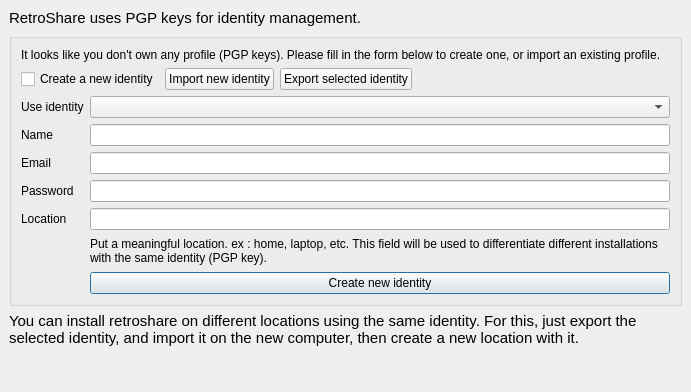
Before: the Qt Designer form retroshare-gui/src/gui/GenCertDialog.ui in RetroShare/RetroShare, drawn with Qt 5.
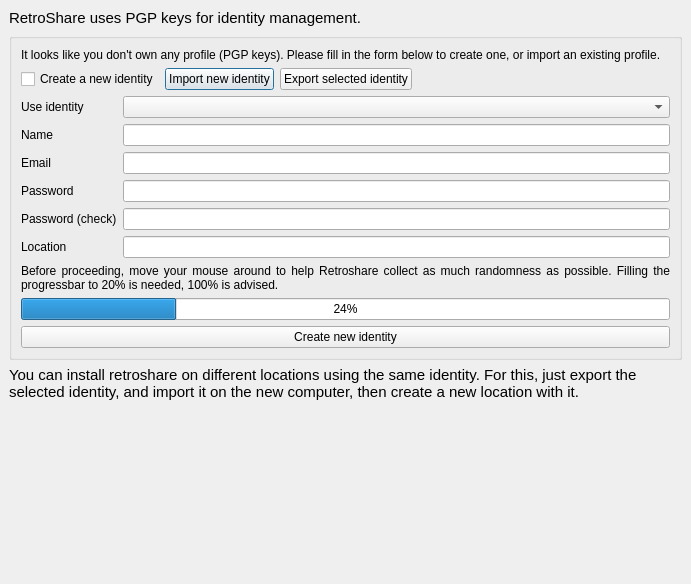
After: the same form once the commit is applied. Icons and pictures are not drawn. Custom widgets are drawn as their Qt base class.

Commit message: added entropy collection system based on mouse movement to location/identity creation, to make keys less predictable

```diff
--- a/retroshare-gui/src/gui/GenCertDialog.ui
+++ b/retroshare-gui/src/gui/GenCertDialog.ui
@@ -7,7 +7,7 @@
     <x>0</x>
     <y>0</y>
     <width>691</width>
-    <height>392</height>
+    <height>584</height>
    </rect>
   </property>
   <property name="windowTitle">
@@ -38,8 +38,8 @@
       </property>
       <item row="2" column="0">
        <widget class="QGroupBox" name="groupBox">
-        <layout class="QGridLayout" name="gridLayout_2">
-         <item row="0" column="0" colspan="2">
+        <layout class="QVBoxLayout" name="verticalLayout_3">
+         <item>
           <widget class="QLabel" name="no_gpg_key_label">
            <property name="text">
             <string>It looks like you don't own any profile (PGP keys). Please fill in the form below to create one, or import an existing profile.</string>
@@ -49,117 +49,7 @@
            </property>
           </widget>
          </item>
-         <item row="2" column="1">
-          <widget class="QComboBox" name="genPGPuser">
-           <property name="toolTip">
-            <string>Your profile is associated with a PGP key. RetroShare currently ignores DSA keys.</string>
-           </property>
-          </widget>
-         </item>
-         <item row="3" column="0">
-          <widget class="QLabel" name="name_label">
-           <property name="text">
-            <string>Name</string>
-           </property>
-          </widget>
-         </item>
-         <item row="3" column="1">
-          <widget class="QLineEdit" name="name_input">
-           <property name="toolTip">
-            <string>Enter your nickname here</string>
-           </property>
-           <property name="maxLength">
-            <number>64</number>
-           </property>
-          </widget>
-         </item>
-         <item row="5" column="0">
-          <widget class="QLabel" name="password_label">
-           <property name="toolTip">
-            <string>This Password is for PGP</string>
-           </property>
-           <property name="text">
-            <string>Password</string>
-           </property>
-          </widget>
-         </item>
-         <item row="5" column="1">
-          <widget class="QLineEdit" name="password_input">
-           <property name="toolTip">
-            <string>Put a strong password here. This password protects your PGP key.</string>
-           </property>
-           <property name="inputMask">
-            <string/>
-           </property>
-           <property name="maxLength">
-            <number>1024</number>
-           </property>
-           <property name="echoMode">
-            <enum>QLineEdit::Password</enum>
-           </property>
-          </widget>
-         </item>
-         <item row="6" column="0">
-          <widget class="QLabel" name="location_label">
-           <property name="text">
-            <string>Location</string>
-           </property>
-          </widget>
-         </item>
-         <item row="6" column="1">
-          <widget class="QLineEdit" name="location_input">
-           <property name="maxLength">
-            <number>64</number>
-           </property>
-          </widget>
-         </item>
-         <item row="7" column="1">
-          <widget class="QLabel" name="label_location2">
-           <property name="minimumSize">
-            <size>
-             <width>0</width>
-             <height>30</height>
-            </size>
-           </property>
-           <property name="lineWidth">
-            <number>1</number>
-           </property>
-           <property name="text">
-            <string>Put a meaningful location. ex : home, laptop, etc. This field will be used to differentiate different installations with the same identity (PGP key).</string>
-           </property>
-           <property name="scaledContents">
-            <bool>false</bool>
-           </property>
-           <property name="wordWrap">
-            <bool>true</bool>
-           </property>
-          </widget>
-         </item>
-         <item row="8" column="1">
-          <widget class="QPushButton" name="genButton">
-           <property name="maximumSize">
-            <size>
-             <width>16777215</width>
-             <height>26</height>
-            </size>
-           </property>
-           <property name="text">
-            <string>Create new identity</string>
-           </property>
-           <property name="icon">
-            <iconset resource="images.qrc">
-             <normaloff>:/images/contact_new.png</normaloff>:/images/contact_new.png</iconset>
-           </property>
-          </widget>
-         </item>
-         <item row="2" column="0">
-          <widget class="QLabel" name="genPGPuserlabel">
-           <property name="text">
-            <string>Use identity</string>
-           </property>
-          </widget>
-         </item>
-         <item row="1" column="0" colspan="2">
+         <item>
           <layout class="QHBoxLayout" name="horizontalLayout_2" stretch="0,0,0,0">
            <property name="spacing">
             <number>6</number>
@@ -228,22 +118,165 @@
            </item>
           </layout>
          </item>
-         <item row="4" column="0">
-          <widget class="QLabel" name="email_label">
-           <property name="text">
-            <string>Email</string>
-           </property>
-          </widget>
-         </item>
-         <item row="4" column="1">
-          <widget class="QLineEdit" name="email_input">
-           <property name="toolTip">
-            <string>Be careful: this email will be visible to your friends and friends 
+         <item>
+          <layout class="QHBoxLayout" name="horizontalLayout">
+           <item>
+            <layout class="QVBoxLayout" name="verticalLayout">
+             <item>
+              <widget class="QLabel" name="genPGPuserlabel">
+               <property name="text">
+                <string>Use identity</string>
+               </property>
+              </widget>
+             </item>
+             <item>
+              <widget class="QLabel" name="name_label">
+               <property name="text">
+                <string>Name</string>
+               </property>
+              </widget>
+             </item>
+             <item>
+              <widget class="QLabel" name="email_label">
+               <property name="text">
+                <string>Email</string>
+               </property>
+              </widget>
+             </item>
+             <item>
+              <widget class="QLabel" name="password_label">
+               <property name="toolTip">
+                <string>This Password is for PGP</string>
+               </property>
+               <property name="text">
+                <string>Password</string>
+               </property>
+              </widget>
+             </item>
+             <item>
+              <widget class="QLabel" name="password_label_2">
+               <property name="toolTip">
+                <string>This Password is for PGP</string>
+               </property>
+               <property name="text">
+                <string>Password (check)</string>
+               </property>
+              </widget>
+             </item>
+             <item>
+              <widget class="QLabel" name="location_label">
+               <property name="text">
+                <string>Location</string>
+               </property>
+              </widget>
+             </item>
+            </layout>
+           </item>
+           <item>
+            <layout class="QVBoxLayout" name="verticalLayout_2">
+             <item>
+              <widget class="QComboBox" name="genPGPuser">
+               <property name="toolTip">
+                <string>Your profile is associated with a PGP key. RetroShare currently ignores DSA keys.</string>
+               </property>
+              </widget>
+             </item>
+             <item>
+              <widget class="QLineEdit" name="name_input">
+               <property name="toolTip">
+                <string>Enter your nickname here</string>
+               </property>
+               <property name="maxLength">
+                <number>64</number>
+               </property>
+              </widget>
+             </item>
+             <item>
+              <widget class="QLineEdit" name="email_input">
+               <property name="toolTip">
+                <string>Be careful: this email will be visible to your friends and friends 
 of your friends. This information is required by PGP, but to stay 
 anonymous, you can use a fake email.</string>
+               </property>
+               <property name="maxLength">
+                <number>64</number>
+               </property>
+              </widget>
+             </item>
+             <item>
+              <widget class="QLineEdit" name="password_input">
+               <property name="toolTip">
+                <string>Put a strong password here. This password protects your PGP key.</string>
+               </property>
+               <property name="inputMask">
+                <string/>
+               </property>
+               <property name="maxLength">
+                <number>1024</number>
+               </property>
+               <property name="echoMode">
+                <enum>QLineEdit::Password</enum>
+               </property>
+              </widget>
+             </item>
+             <item>
+              <widget class="QLineEdit" name="password_input_2">
+               <property name="toolTip">
+                <string>Put a strong password here. This password protects your PGP key.</string>
+               </property>
+               <property name="inputMask">
+                <string/>
+               </property>
+               <property name="maxLength">
+                <number>1024</number>
+               </property>
+               <property name="echoMode">
+                <enum>QLineEdit::Password</enum>
+               </property>
+              </widget>
+             </item>
+             <item>
+              <widget class="QLineEdit" name="location_input">
+               <property name="maxLength">
+                <number>64</number>
+               </property>
+              </widget>
+             </item>
+            </layout>
+           </item>
+          </layout>
+         </item>
+         <item>
+          <widget class="QLabel" name="entropy_label">
+           <property name="text">
+            <string>&lt;html&gt;&lt;head/&gt;&lt;body&gt;&lt;p align=&quot;justify&quot;&gt;Before proceeding, move your mouse around to help Retroshare collect as much randomness as possible. Filling the progressbar to 20% is needed, 100% is advised.&lt;/p&gt;&lt;/body&gt;&lt;/html&gt;</string>
            </property>
-           <property name="maxLength">
-            <number>64</number>
+           <property name="wordWrap">
+            <bool>true</bool>
+           </property>
+          </widget>
+         </item>
+         <item>
+          <widget class="QProgressBar" name="entropy_bar">
+           <property name="value">
+            <number>24</number>
+           </property>
+          </widget>
+         </item>
+         <item>
+          <widget class="QPushButton" name="genButton">
+           <property name="maximumSize">
+            <size>
+             <width>16777215</width>
+             <height>26</height>
+            </size>
+           </property>
+           <property name="text">
+            <string>Create new identity</string>
+           </property>
+           <property name="icon">
+            <iconset resource="images.qrc">
+             <normaloff>:/images/contact_new.png</normaloff>:/images/contact_new.png</iconset>
            </property>
           </widget>
          </item>
```
Left out of the diff: 33 changed lines with no effect on the pictures. The commit also changes 4 other files.
